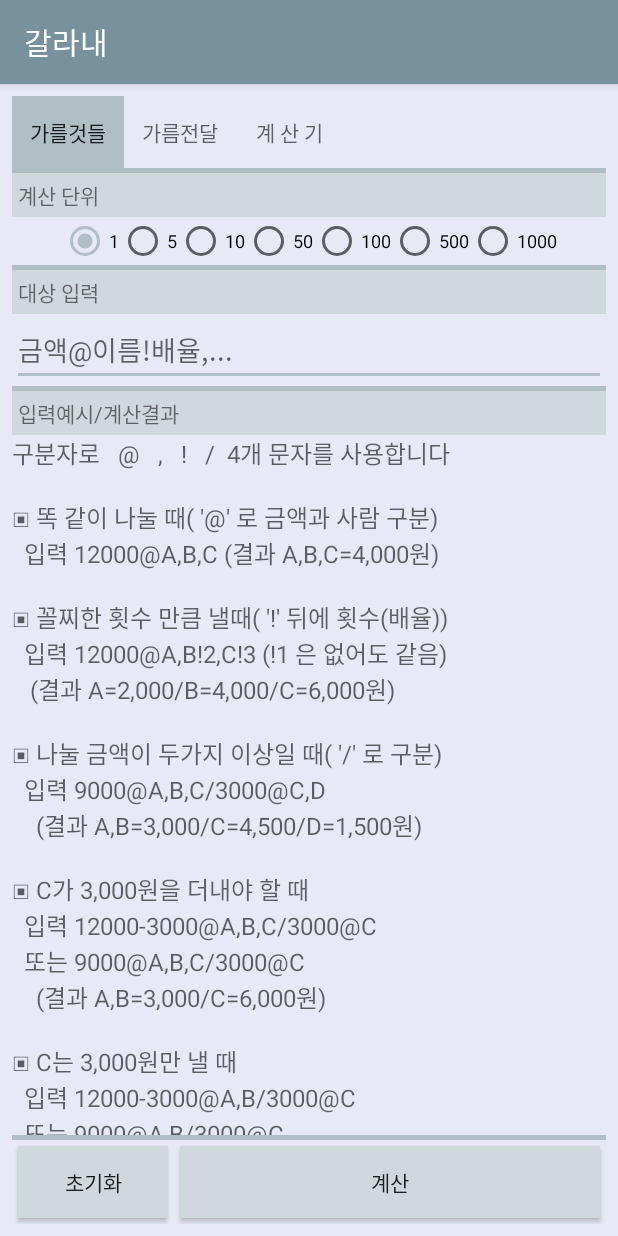
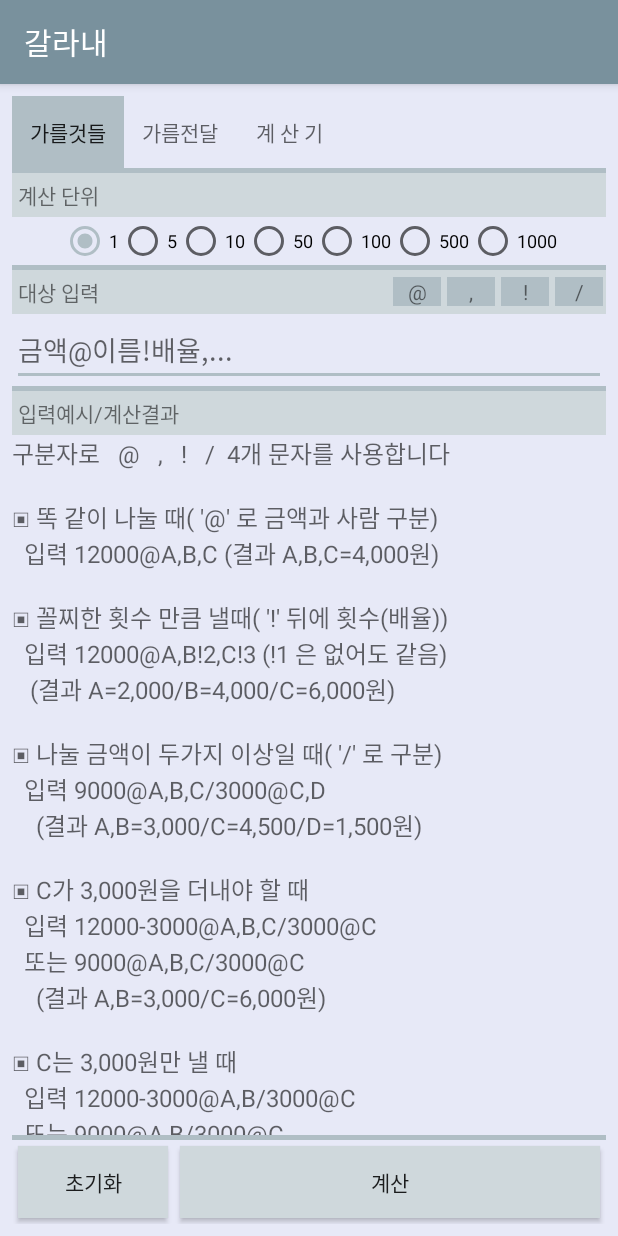
Before and after one commit to fontjuna/Gallane, an Android app: the screen it shows after launch (GallaActivity), after a tap on "초기화", on a phone screen of 412 x 824 dp. Run offline under Robolectric (Android 15) with nearby library versions, the phone set to English and light mode, and no system bars; 3 other taps on this screen came first.

Commit message:
괜히 푸쉬

```diff
--- a/app/build.gradle
+++ b/app/build.gradle
@@ -7,8 +7,8 @@ android {
         applicationId "com.nohseunghwa.gallane"
         minSdkVersion 15
         targetSdkVersion 26
-        versionCode 103
-        versionName "1.03"
+        versionCode 104
+        versionName "1.04"
         testInstrumentationRunner "android.support.test.runner.AndroidJUnitRunner"
     }
     buildTypes {
--- a/app/src/main/java/com/nohseunghwa/gallane/fragments/KidsFragment.java
+++ b/app/src/main/java/com/nohseunghwa/gallane/fragments/KidsFragment.java
@@ -26,7 +26,8 @@ public class KidsFragment extends Fragment implements View.OnClickListener {
     public static final String TAG = KidsFragment.class.getSimpleName();
     private TextView mResultTextView;
     private EditText mInputEditText;
-    private String mInputExpression = "";
+    private String mInput = "";
+    private String mResult = "";
     private int mUnit = 0;
     private int mChoice = -1;
     private InputMethodManager imm;
@@ -58,31 +59,52 @@ public class KidsFragment extends Fragment implements View.OnClickListener {
 
         view.findViewById(R.id.calc_button).setOnClickListener(this);
         view.findViewById(R.id.init_button).setOnClickListener(this);
+        view.findViewById(R.id.add_button_at).setOnClickListener(this);
+        view.findViewById(R.id.add_button_bat).setOnClickListener(this);
+        view.findViewById(R.id.add_button_comma).setOnClickListener(this);
+        view.findViewById(R.id.add_button_slash).setOnClickListener(this);
     }
 
     @Override
     public void onClick(View v) {
+        boolean skip = true;
         switch (v.getId()) {
             case R.id.calc_button:
                 calcEditText();
+                skip = false;
                 break;
             case R.id.init_button:
                 initEditText();
+                skip = false;
+                break;
+            case R.id.add_button_at:
+            case R.id.add_button_bat:
+            case R.id.add_button_comma:
+            case R.id.add_button_slash:
+                addKeyboard(v);
                 break;
         }
-        saveCurrentData();
-        imm.hideSoftInputFromWindow(mResultTextView.getWindowToken(), 0);
+        if (!skip) {
+            saveCurrentData();
+            imm.hideSoftInputFromWindow(mResultTextView.getWindowToken(), 0);
+        }
+    }
+
+    private void addKeyboard(View v) {
+        mInput = mInputEditText.getText().toString() + ((TextView) v).getText().toString();
+        mInputEditText.setText(mInput);
+        mInputEditText.setSelection(mInputEditText.length());
     }
 
     private void calcEditText() {
         mInputEditText = (EditText) getView().findViewById(R.id.input_edit_text);
         Galler cal = new Galler(mInputEditText.getText().toString(), getUnit());
-        mInputExpression = cal.getTextResult();
-        mResultTextView.setText(mInputExpression);
+        mResult = cal.getTextResult();
+        mResultTextView.setText(mResult);
     }
 
     private void initEditText() {
-        mInputExpression = "";
+        mResult = "";
         mInputEditText.setText("");
         mResultTextView.setText("");
         mInputEditText.setHint(HINT_EXPRESSION);
@@ -97,14 +119,14 @@ public class KidsFragment extends Fragment implements View.OnClickListener {
     private void saveCurrentData() {
         SharedPreferences message = PreferenceManager.getDefaultSharedPreferences(getActivity());
         SharedPreferences.Editor editor = message.edit();
-        editor.putString(INPUT_EXPRESSION, mInputExpression);
+        editor.putString(INPUT_EXPRESSION, mResult);
         editor.apply();
     }
 
     private void restoreCurrentData() {
         SharedPreferences message = PreferenceManager.getDefaultSharedPreferences(getActivity());
-        mInputExpression = message.getString(INPUT_EXPRESSION, "");
-        mResultTextView.setText(mInputExpression);
+        mResult = message.getString(INPUT_EXPRESSION, "");
+        mResultTextView.setText(mResult);
     }
 
     private int getUnit() {
--- a/app/src/main/res/layout/fragment_kids.xml
+++ b/app/src/main/res/layout/fragment_kids.xml
@@ -26,13 +26,65 @@
 
         <include layout="@layout/assistance_line_accent"/>
 
-        <TextView
-            android:id="@+id/input_text_view"
+        <LinearLayout
             android:layout_width="match_parent"
             android:layout_height="wrap_content"
-            android:background="@color/colorButtonFace"
-            android:padding="4dp"
-            android:text="대상 입력"/>
+            android:background="@color/colorButtonFace">
+
+            <TextView
+                android:id="@+id/input_text_view"
+                android:layout_width="0dp"
+                android:layout_height="wrap_content"
+                android:layout_weight="1"
+                android:background="@color/colorButtonFace"
+                android:padding="4dp"
+                android:text="대상 입력"/>
+
+            <TextView
+                android:id="@+id/add_button_at"
+                android:layout_width="32dp"
+                android:layout_height="wrap_content"
+                android:layout_gravity="center_horizontal|center_vertical"
+                android:layout_margin="2dp"
+                android:background="@color/colorAccent"
+                android:gravity="center"
+                android:soundEffectsEnabled="true"
+                android:text="\@"/>
+
+            <TextView
+                android:id="@+id/add_button_comma"
+                android:layout_width="32dp"
+                android:layout_height="wrap_content"
+                android:layout_gravity="center_horizontal|center_vertical"
+                android:layout_margin="2dp"
+                android:background="@color/colorAccent"
+                android:gravity="center"
+                android:soundEffectsEnabled="true"
+                android:text=","/>
+
+            <TextView
+                android:id="@+id/add_button_bat"
+                android:layout_width="32dp"
+                android:layout_height="wrap_content"
+                android:layout_gravity="center_horizontal|center_vertical"
+                android:layout_margin="2dp"
+                android:background="@color/colorAccent"
+                android:gravity="center"
+                android:soundEffectsEnabled="true"
+                android:text="!"/>
+
+            <TextView
+                android:id="@+id/add_button_slash"
+                android:layout_width="32dp"
+                android:layout_height="wrap_content"
+                android:layout_gravity="center_horizontal|center_vertical"
+                android:layout_margin="2dp"
+                android:background="@color/colorAccent"
+                android:gravity="center"
+                android:soundEffectsEnabled="true"
+                android:text="/"/>
+
+        </LinearLayout>
 
         <ScrollView
             android:layout_width="match_parent"
@@ -56,6 +108,7 @@
             android:padding="4dp"
             android:text="입력예시/계산결과"/>
 
+
         <ScrollView
             android:layout_width="match_parent"
             android:layout_height="wrap_content">
@@ -77,18 +130,18 @@
         android:layout_height="wrap_content">
 
         <Button
-            android:layout_margin="4dp"
             android:id="@+id/init_button"
             android:layout_width="100dp"
             android:layout_height="wrap_content"
+            android:layout_margin="4dp"
             android:background="@color/colorButtonFace"
             android:text="초기화"/>
 
         <Button
-            android:layout_margin="4dp"
             android:id="@+id/calc_button"
             android:layout_width="match_parent"
             android:layout_height="wrap_content"
+            android:layout_margin="4dp"
             android:background="@color/colorButtonFace"
             android:text="계산"/>
     </LinearLayout>
```
Also changed, not shown: 2 other files.
